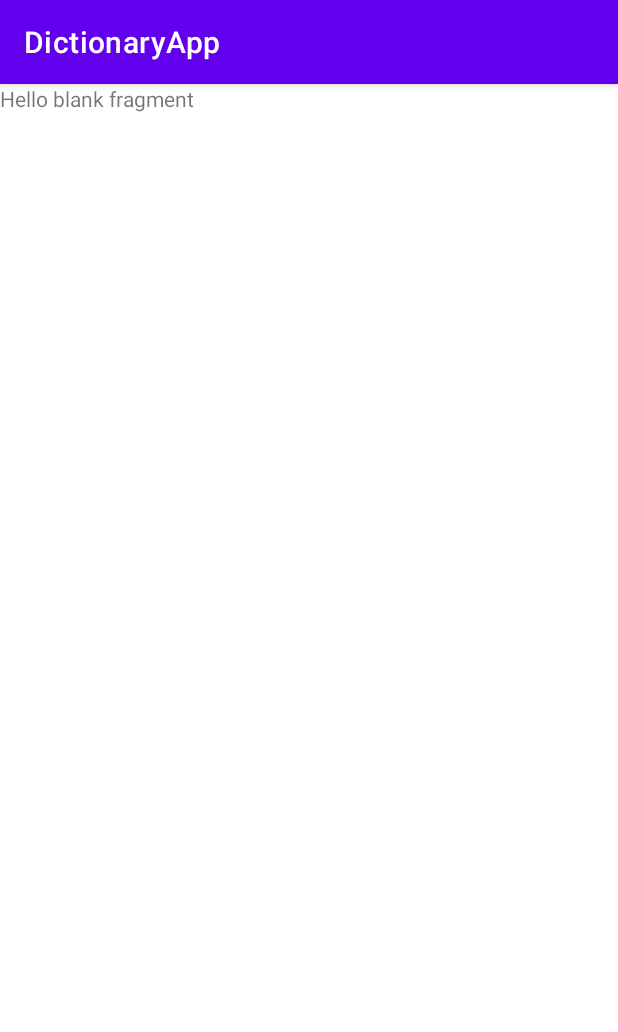
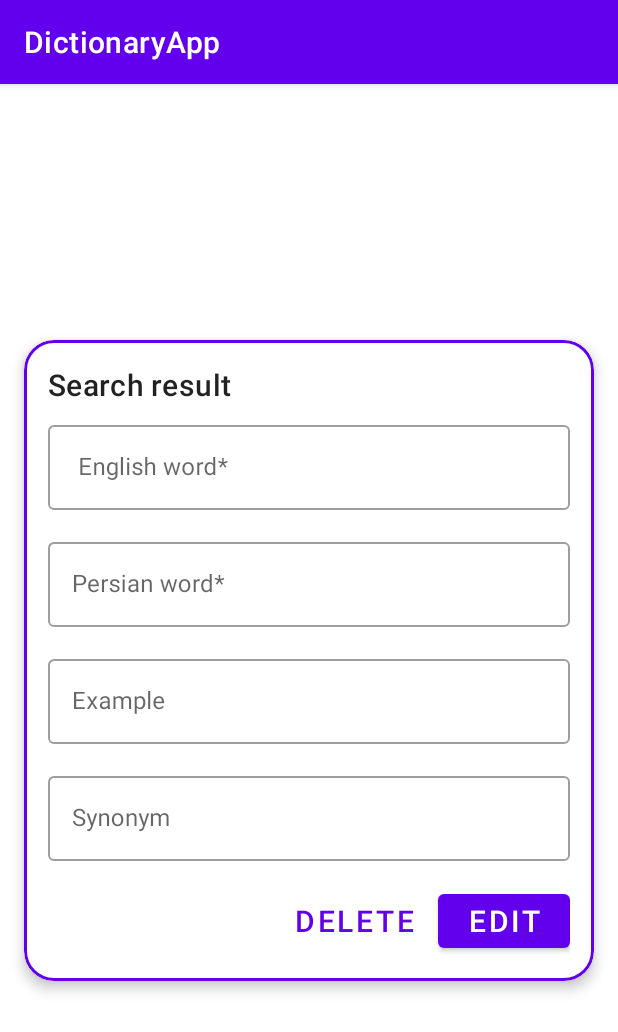
Before and after one commit to Zahra-Jannesari/DictionaryApp, an Android app: the fragment WordDetailFragment shown on its own in the app's theme, on a phone screen of 412 x 824 dp. Shown: the top 1032 px of the screen. Run offline under Robolectric (Android 15) with nearby library versions, the phone set to English and light mode, and no system bars.

Commit message:
set view for fragment word detail

```diff
--- a/app/src/main/res/layout/fragment_word_detail.xml
+++ b/app/src/main/res/layout/fragment_word_detail.xml
@@ -1,14 +1,139 @@
 <?xml version="1.0" encoding="utf-8"?>
-<FrameLayout xmlns:android="http://schemas.android.com/apk/res/android"
+
+
+<androidx.constraintlayout.widget.ConstraintLayout xmlns:android="http://schemas.android.com/apk/res/android"
+    xmlns:app="http://schemas.android.com/apk/res-auto"
     xmlns:tools="http://schemas.android.com/tools"
     android:layout_width="match_parent"
     android:layout_height="match_parent"
-    tools:context=".WordDetailFragment">
+    tools:context=".AddWordFragment">
 
-    <!-- TODO: Update blank fragment layout -->
-    <TextView
+    <ScrollView
+        android:id="@+id/scrollView"
         android:layout_width="match_parent"
-        android:layout_height="match_parent"
-        android:text="@string/hello_blank_fragment" />
+        android:layout_height="wrap_content"
+        app:layout_constraintBottom_toBottomOf="parent"
+        app:layout_constraintEnd_toEndOf="parent"
+        app:layout_constraintStart_toStartOf="parent"
+        app:layout_constraintTop_toTopOf="parent">
 
-</FrameLayout>
+        <com.google.android.material.card.MaterialCardView
+            android:id="@+id/card"
+            android:layout_width="match_parent"
+            android:layout_height="wrap_content"
+            android:layout_margin="16dp"
+            app:cardCornerRadius="20dp"
+            app:cardElevation="5dp"
+            app:layout_constraintBottom_toBottomOf="parent"
+            app:layout_constraintEnd_toEndOf="parent"
+            app:layout_constraintStart_toStartOf="parent"
+            app:layout_constraintTop_toTopOf="parent"
+            app:strokeColor="?attr/colorPrimary"
+            app:strokeWidth="2dp">
+
+            <LinearLayout
+                android:layout_width="match_parent"
+                android:layout_height="wrap_content"
+                android:orientation="vertical"
+                android:padding="16dp">
+
+                <TextView
+                    android:layout_width="wrap_content"
+                    android:layout_height="wrap_content"
+                    android:text="Search result"
+                    android:textAppearance="?attr/textAppearanceHeadline6" />
+
+                <com.google.android.material.textfield.TextInputLayout
+                    style="@style/Widget.MaterialComponents.TextInputLayout.OutlinedBox"
+                    android:layout_width="match_parent"
+                    android:layout_height="wrap_content"
+                    android:layout_marginTop="8dp"
+                    android:hint=" English word*">
+
+                    <com.google.android.material.textfield.TextInputEditText
+                        android:id="@+id/EditText_englishWord"
+                        android:layout_width="match_parent"
+                        android:layout_height="wrap_content"
+                        android:enabled="false"
+                        android:textColor="@color/black"/>
+
+                </com.google.android.material.textfield.TextInputLayout>
+
+                <com.google.android.material.textfield.TextInputLayout
+                    style="@style/Widget.MaterialComponents.TextInputLayout.OutlinedBox"
+                    android:layout_width="match_parent"
+                    android:layout_height="wrap_content"
+                    android:layout_marginTop="16dp"
+                    android:hint="Persian word*">
+
+                    <com.google.android.material.textfield.TextInputEditText
+                        android:id="@+id/EditText_persianWord"
+                        android:layout_width="match_parent"
+                        android:layout_height="wrap_content"
+                        android:enabled="false"
+                        android:textColor="@color/black"/>
+
+                </com.google.android.material.textfield.TextInputLayout>
+
+                <com.google.android.material.textfield.TextInputLayout
+                    style="@style/Widget.MaterialComponents.TextInputLayout.OutlinedBox"
+                    android:layout_width="match_parent"
+                    android:layout_height="wrap_content"
+                    android:layout_marginTop="16dp"
+                    android:hint="Example">
+
+                    <com.google.android.material.textfield.TextInputEditText
+                        android:id="@+id/EditText_example"
+                        android:layout_width="match_parent"
+                        android:layout_height="wrap_content"
+                        android:enabled="false"
+                        android:textColor="@color/black"/>
+
+                </com.google.android.material.textfield.TextInputLayout>
+
+                <com.google.android.material.textfield.TextInputLayout
+                    style="@style/Widget.MaterialComponents.TextInputLayout.OutlinedBox"
+                    android:layout_width="match_parent"
+                    android:layout_height="wrap_content"
+                    android:layout_marginTop="16dp"
+                    android:hint="Synonym">
+
+                    <com.google.android.material.textfield.TextInputEditText
+                        android:id="@+id/EditText_synonym"
+                        android:layout_width="match_parent"
+                        android:layout_height="wrap_content"
+                        android:enabled="false"
+                        android:textColor="@color/black"/>
+
+                </com.google.android.material.textfield.TextInputLayout>
+
+                <LinearLayout
+                    android:layout_width="wrap_content"
+                    android:layout_height="wrap_content"
+                    android:layout_gravity="end"
+                    android:layout_marginTop="16dp"
+                    android:orientation="horizontal">
+
+                    <com.google.android.material.button.MaterialButton
+                        android:id="@+id/btn_delete"
+                        style="?attr/borderlessButtonStyle"
+                        android:layout_width="wrap_content"
+                        android:layout_height="wrap_content"
+                        android:text="delete"
+                        android:layout_marginEnd="8dp"
+                        android:textSize="20sp" />
+
+                    <Button
+                        android:id="@+id/btn_edit"
+                        android:layout_width="wrap_content"
+                        android:layout_height="wrap_content"
+                        android:text="Edit"
+                        android:textSize="20sp"
+                        />
+                </LinearLayout>
+
+            </LinearLayout>
+        </com.google.android.material.card.MaterialCardView>
+
+    </ScrollView>
+</androidx.constraintlayout.widget.ConstraintLayout>
```
